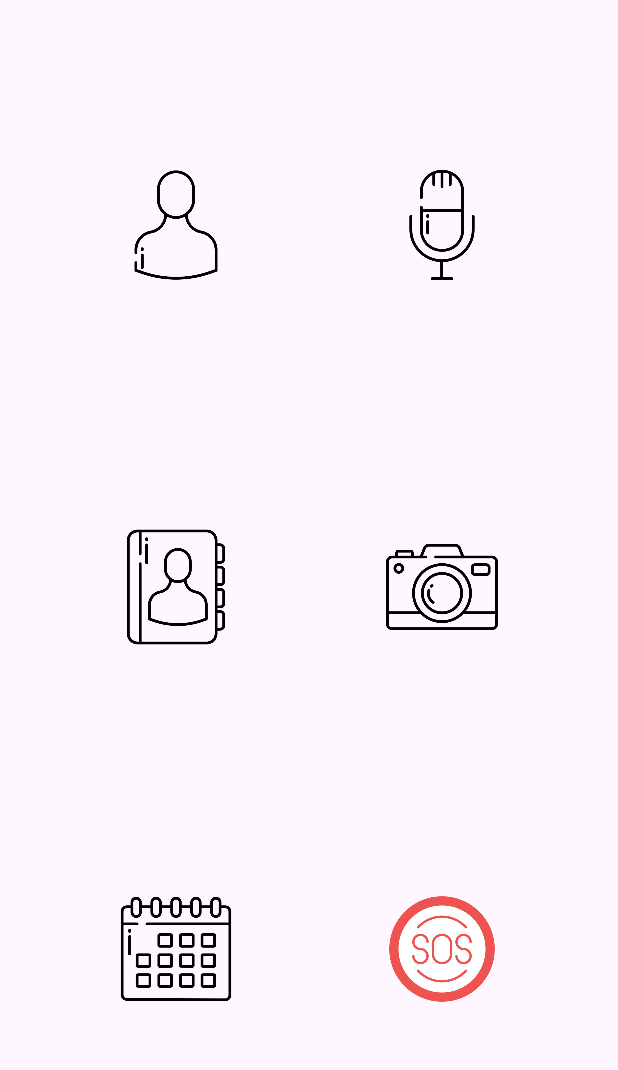
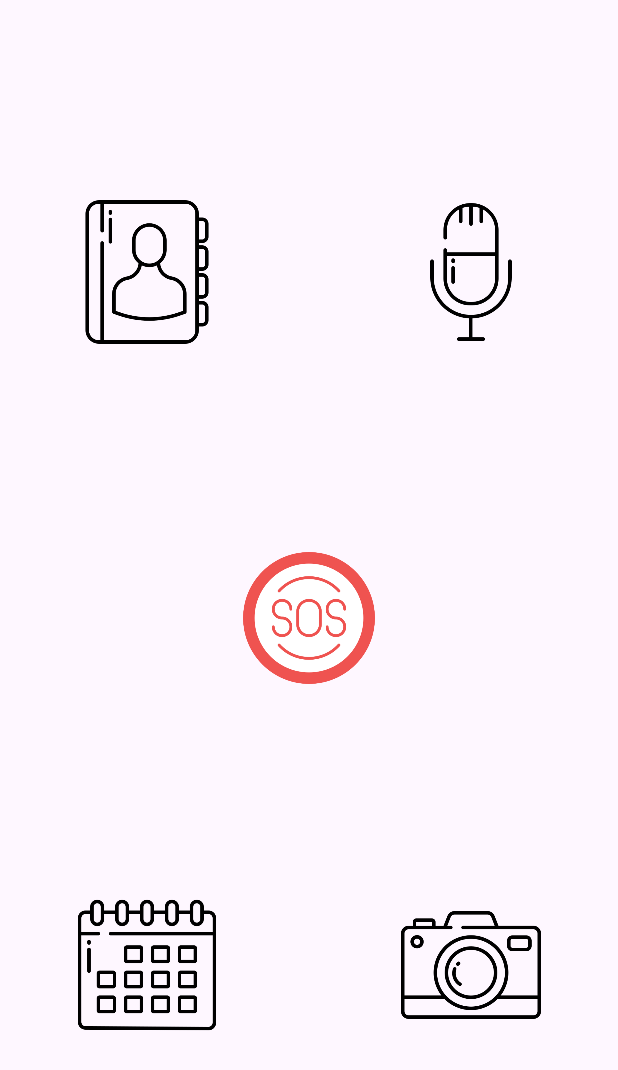
Before and after one commit to sefafe10/MemoriApp, an Android app: the fragment HomeFragment shown on its own in the app's theme, on a phone screen of 412 x 824 dp. Shown: the top 1070 px of the screen. Run offline under Robolectric (Android 15) with nearby library versions, the phone set to English and light mode, and no system bars.

Commit message:
Últimas correcciones y modificaciones

```diff
--- a/app/src/main/java/com/example/memoriapp/HomeFragment.kt
+++ b/app/src/main/java/com/example/memoriapp/HomeFragment.kt
@@ -2,7 +2,9 @@ package com.example.memoriapp
 
 import android.Manifest
 import android.content.ActivityNotFoundException
+import android.content.Context
 import android.content.Intent
+import android.content.SharedPreferences
 import android.content.pm.PackageManager
 import android.graphics.PorterDuff
 import android.net.Uri
@@ -18,11 +20,13 @@ import androidx.core.app.ActivityCompat
 import androidx.core.content.ContextCompat
 import androidx.fragment.app.Fragment
 import androidx.navigation.fragment.findNavController
+import com.google.android.material.bottomnavigation.BottomNavigationView
 
 class HomeFragment : Fragment() {
 
+    private lateinit var sharedPreferences: SharedPreferences
     private val REQUEST_CALL_PERMISSION = 1
-    private val SOS_PHONE_NUMBER = " "
+    private var SOS_PHONE_NUMBER = " "
 
     override fun onCreateView(
         inflater: LayoutInflater, container: ViewGroup?,
@@ -31,8 +35,15 @@ class HomeFragment : Fragment() {
         // Inflate the layout for this fragment
         val view = inflater.inflate(R.layout.fragment_home, container, false)
 
+        // Obtener referencia al SharedPreferences
+        sharedPreferences = requireActivity().getSharedPreferences("UserInfo", Context.MODE_PRIVATE)
+        val number = sharedPreferences.getString("number", "")
+
+        if (number != null) {
+            SOS_PHONE_NUMBER = number
+        }
+
         // Buscar los ImageButtons por sus IDs
-        val usuarioButton = view.findViewById<ImageButton>(R.id.usuario)
         val microfonoButton = view.findViewById<ImageButton>(R.id.microfono)
         val libretaDeContactosButton = view.findViewById<ImageButton>(R.id.libreta_de_contactos)
         val camaraButton = view.findViewById<ImageButton>(R.id.camara)
@@ -43,17 +54,10 @@ class HomeFragment : Fragment() {
         val colorNegro = ContextCompat.getColor(requireContext(), android.R.color.black)
 
         // Aplicar el color negro a los drawables de los ImageButtons
-        usuarioButton.setColorFilter(colorNegro, PorterDuff.Mode.SRC_IN)
         microfonoButton.setColorFilter(colorNegro, PorterDuff.Mode.SRC_IN)
         libretaDeContactosButton.setColorFilter(colorNegro, PorterDuff.Mode.SRC_IN)
         camaraButton.setColorFilter(colorNegro, PorterDuff.Mode.SRC_IN)
         calendarioButton.setColorFilter(colorNegro, PorterDuff.Mode.SRC_IN)
-
-        // Configurar OnClickListener para cada botón
-        usuarioButton.setOnClickListener {
-            // Navegar a ProfileFragment
-            findNavController().navigate(R.id.action_homeFragment_to_profileFragment)
-        }
 
         microfonoButton.setOnClickListener {
             // Intent para abrir la aplicación de grabación de sonidos
@@ -122,4 +126,5 @@ class HomeFragment : Fragment() {
             }
         }
     }
+
 }
--- /dev/null
+++ b/app/src/main/res/drawable/action_bar_background.xml
@@ -0,0 +1,6 @@
+<!-- res/drawable/bottom_navigation_background.xml -->
+<shape xmlns:android="http://schemas.android.com/apk/res/android">
+    <solid android:color="@color/blue_purple" />
+    <corners android:bottomLeftRadius="25dp"
+        android:bottomRightRadius="25dp" />
+</shape>
--- /dev/null
+++ b/app/src/main/res/drawable/bottom_navigation_background.xml
@@ -0,0 +1,6 @@
+<!-- res/drawable/bottom_navigation_background.xml -->
+<shape xmlns:android="http://schemas.android.com/apk/res/android">
+    <solid android:color="@color/blue_purple" />
+    <corners android:topLeftRadius="25dp"
+        android:topRightRadius="25dp" />
+</shape>
--- a/app/src/main/res/layout/fragment_home.xml
+++ b/app/src/main/res/layout/fragment_home.xml
@@ -8,28 +8,17 @@
     >
 
     <ImageButton
-        android:layout_marginTop="100dp"
-        android:id="@+id/usuario"
-        android:layout_width="120dp"
-        android:layout_height="100dp"
-        android:scaleType="centerInside"
-        android:src="@drawable/usuario"
-        app:layout_constraintEnd_toStartOf="@id/microfono"
-        app:layout_constraintStart_toStartOf="parent"
-        app:layout_constraintTop_toTopOf="parent"
-        android:backgroundTint="@android:color/transparent"/>
-
-    <ImageButton
-        android:layout_marginTop="100dp"
         android:id="@+id/microfono"
         android:layout_width="120dp"
         android:layout_height="100dp"
         android:scaleType="centerInside"
         android:src="@drawable/microfono"
         app:layout_constraintEnd_toEndOf="parent"
-        app:layout_constraintStart_toEndOf="@id/usuario"
+        app:layout_constraintBottom_toTopOf="@id/sos"
         app:layout_constraintTop_toTopOf="parent"
+        app:layout_constraintStart_toEndOf="@id/sos"
         android:backgroundTint="@android:color/transparent"
+        android:layout_marginEnd="50dp"
         />
 
     <ImageButton
@@ -38,11 +27,12 @@
         android:layout_height="100dp"
         android:scaleType="centerInside"
         android:src="@drawable/libreta_de_contactos"
-        app:layout_constraintTop_toBottomOf="@id/usuario"
-        app:layout_constraintBottom_toTopOf="@id/calendario"
-        app:layout_constraintEnd_toStartOf="@id/camara"
+        app:layout_constraintTop_toTopOf="parent"
+        app:layout_constraintBottom_toTopOf="@id/sos"
+        app:layout_constraintEnd_toStartOf="@id/sos"
         app:layout_constraintStart_toStartOf="parent"
-        android:backgroundTint="@android:color/transparent"/>
+        android:backgroundTint="@android:color/transparent"
+        android:layout_marginStart="50dp"/>
 
     <ImageButton
         android:id="@+id/camara"
@@ -50,11 +40,12 @@
         android:layout_height="100dp"
         android:scaleType="centerInside"
         android:src="@drawable/camara"
-        app:layout_constraintBottom_toTopOf="@id/sos"
+        app:layout_constraintBottom_toBottomOf="parent"
         app:layout_constraintEnd_toEndOf="parent"
-        app:layout_constraintStart_toEndOf="@id/libreta_de_contactos"
-        app:layout_constraintTop_toBottomOf="@id/microfono"
-        android:backgroundTint="@android:color/transparent"/>
+        app:layout_constraintStart_toEndOf="@id/sos"
+        app:layout_constraintTop_toBottomOf="@id/sos"
+        android:backgroundTint="@android:color/transparent"
+        android:layout_marginEnd="50dp"/>
 
     <ImageButton
         android:id="@+id/calendario"
@@ -65,8 +56,9 @@
         app:layout_constraintBottom_toBottomOf="parent"
         app:layout_constraintEnd_toStartOf="@id/sos"
         app:layout_constraintStart_toStartOf="parent"
-        app:layout_constraintTop_toBottomOf="@id/libreta_de_contactos"
-        android:backgroundTint="@android:color/transparent"/>
+        app:layout_constraintTop_toBottomOf="@id/sos"
+        android:backgroundTint="@android:color/transparent"
+        android:layout_marginStart="50dp"/>
 
     <ImageButton
         android:id="@+id/sos"
@@ -76,8 +68,8 @@
         android:src="@drawable/sos"
         app:layout_constraintBottom_toBottomOf="parent"
         app:layout_constraintEnd_toEndOf="parent"
-        app:layout_constraintStart_toEndOf="@id/calendario"
-        app:layout_constraintTop_toBottomOf="@id/camara"
+        app:layout_constraintStart_toStartOf="parent"
+        app:layout_constraintTop_toTopOf="parent"
         android:backgroundTint="@android:color/transparent"
         />
 
--- a/app/src/main/res/layout/fragment_profile.xml
+++ b/app/src/main/res/layout/fragment_profile.xml
@@ -4,7 +4,9 @@
     android:layout_height="match_parent"
     xmlns:tools="http://schemas.android.com/tools"
     xmlns:app="http://schemas.android.com/apk/res-auto"
-    tools:context=".ProfileFragment">
+    tools:context=".ProfileFragment"
+    android:id="@+id/profileFragment"
+    >
 
     <LinearLayout
         android:id="@+id/profileLayout"
--- a/app/src/main/res/values-v29/themes.xml
+++ b/app/src/main/res/values-v29/themes.xml
@@ -1,8 +1,22 @@
-<?xml version="1.0" encoding="utf-8"?>
-<resources>
-
+<resources xmlns:tools="http://schemas.android.com/tools">
+    <!-- Base application theme. -->
     <style name="Base.Theme.MemoriApp" parent="Theme.Material3.Light.NoActionBar">
         <item name="android:forceDarkAllowed">false</item>
+        <item name="imageButtonStyle">@drawable/button_style</item>
+        <item name="android:statusBarColor">@color/blue_purple</item>
+        <!-- Cambiar el colorPrimary a blue_purple -->
+        <item name="colorPrimary">@color/blue_purple</item>
+    </style>
 
+    <!-- Tema de la aplicación con ActionBar -->
+    <style name="Theme.MemoriApp" parent="Base.Theme.MemoriApp">
+        <item name="android:windowActionBar">true</item>
+        <item name="android:windowNoTitle">false</item>
     </style>
+
+    <!-- Estilo personalizado para los elementos de la barra de navegación inferior -->
+    <style name="BottomNavigationItem" parent="Widget.Material3.BottomNavigationView.ActiveIndicator">
+        <item name="android:color">@android:color/transparent</item>
+    </style>
+
 </resources>
--- a/app/src/main/res/values/colors.xml
+++ b/app/src/main/res/values/colors.xml
@@ -5,4 +5,6 @@
     <color name="blue_purple">#BCCBFF</color>
     <color name="grey">#F6F6F6</color>
     <color name="light_blue">#EEFAFF</color>
+    <color name="royal_blue">#417AFF</color>
+
 </resources>
```
Also changed, not shown: app/src/main/java/com/example/memoriapp/MainActivity.kt (+3 -16 lines), app/src/main/java/com/example/memoriapp/ProfileFragment.kt (+10 -2 lines), app/src/main/java/com/example/memoriapp/UserInfoActivity.kt (+8 -2 lines), app/src/main/res/layout/activity_main.xml (+7 -2 lines), app/src/main/res/layout/activity_user_info.xml (+7 -0 lines), app/src/main/res/values/themes.xml (+11 -6 lines).
